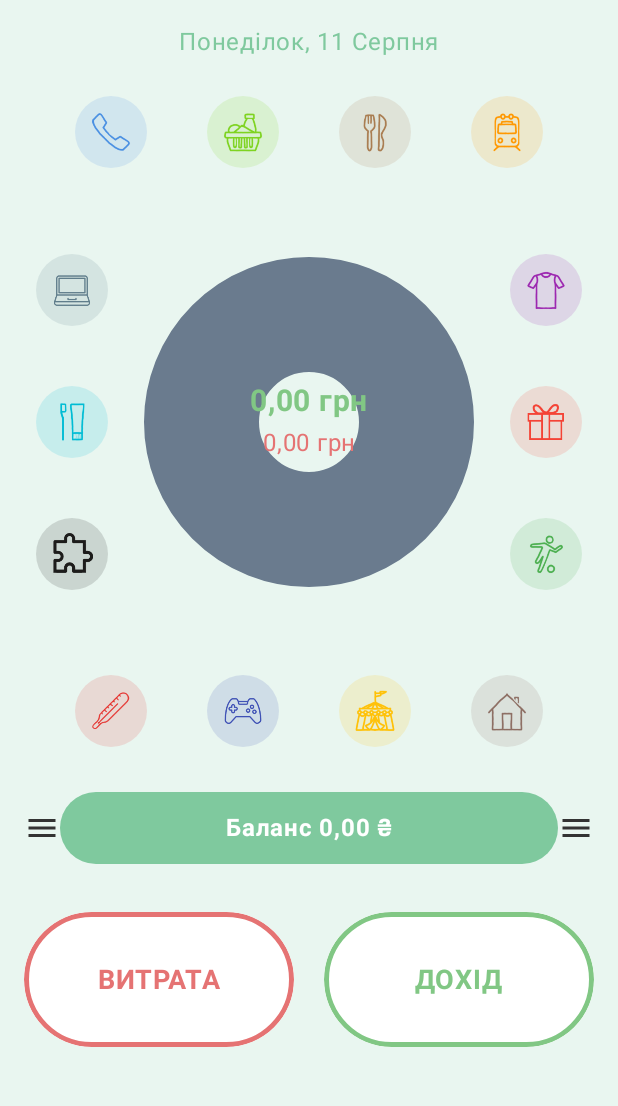
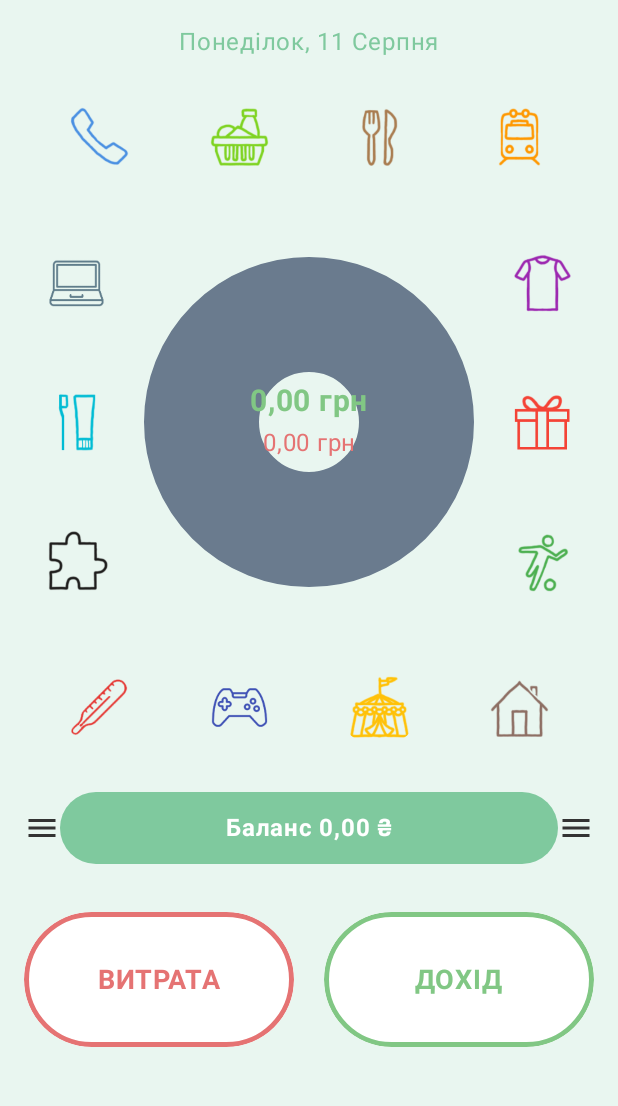
Before and after one commit to Avloga/Budgetik, an Android app built with Jetpack Compose: the screen it shows after launch (MainActivity), after a tap on "Аватар Паші", on a phone screen of 412 x 824 dp, the part 117-1223 px from its top. Run offline under Robolectric (Android 15) with nearby library versions, the phone set to English and light mode, and no system bars; our stand-ins replace Firebase (no records; nobody signed in at launch, a user with empty details on screens opened directly).

Commit message:
Покращив дизайн категорій на головній сторінці

```diff
--- a/app/src/main/java/com/avloga/budgetik/ui/components/CategoryIcons.kt
+++ b/app/src/main/java/com/avloga/budgetik/ui/components/CategoryIcons.kt
@@ -44,16 +44,16 @@ fun CategoryText(
     ) {
         Box(
             modifier = Modifier
-                .size(48.dp)
-                .clip(CircleShape)
-                .background(color.copy(alpha = 0.15f)),
+                .size(53.dp)
+                .clip(CircleShape),
+                //.background(color.copy(alpha = 0.15f)),
             contentAlignment = Alignment.Center
         ) {
             if (resId != null) {
                 Image(
                     painter = painterResource(id = resId as Int),
                     contentDescription = contentDescription,
-                    modifier = Modifier.size(28.dp)
+                    modifier = Modifier.size(42.dp)
                 )
             } else {
                 Text(text = text, fontSize = 24.sp, fontWeight = FontWeight.Normal)
@@ -61,7 +61,7 @@ fun CategoryText(
         }
 
         if (percentage != null) {
-            Spacer(modifier = Modifier.height(4.dp))
+            //Spacer(modifier = Modifier.height(4.dp))
             Text(
                 text = percentage,
                 fontSize = 15.sp,
```
Also changed, not shown: app/src/main/res/drawable/other_icon.png.
